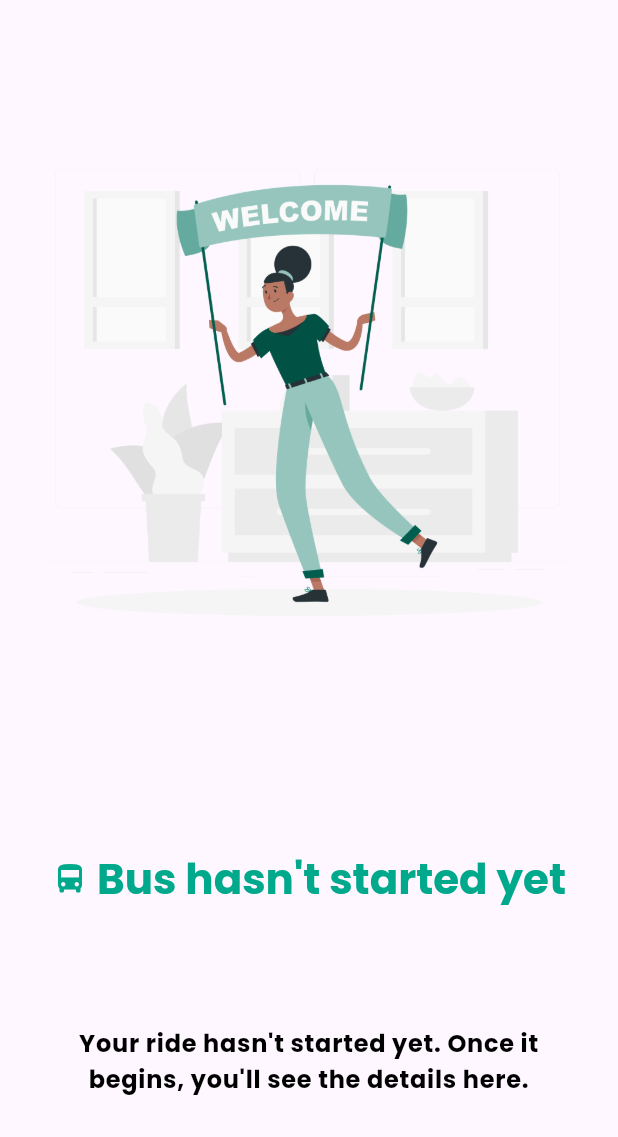
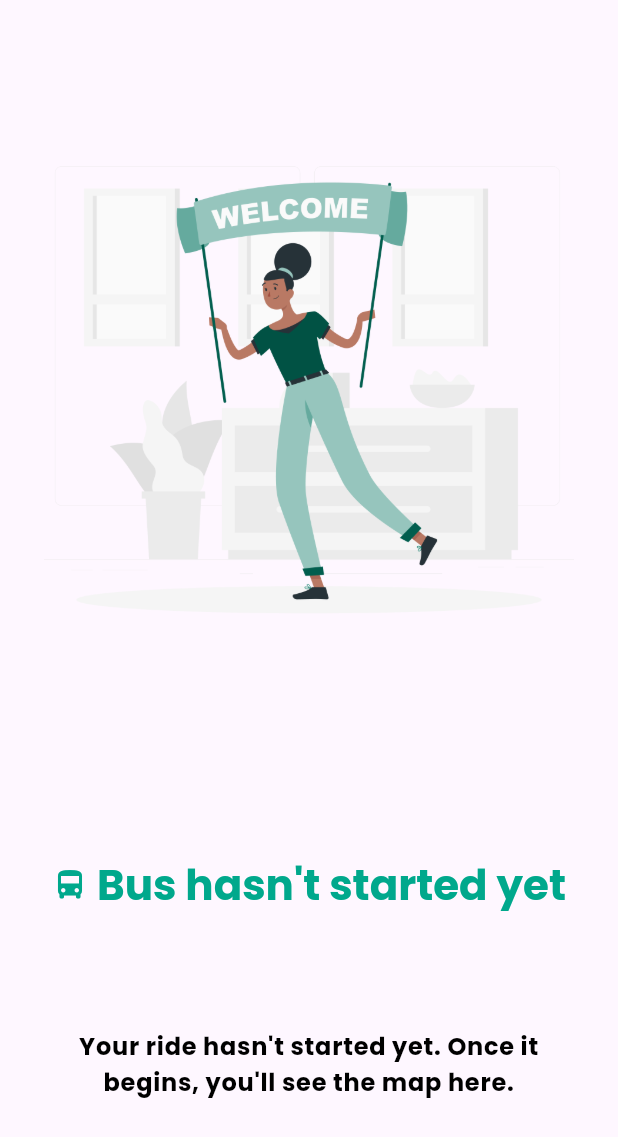
Before and after one commit to itsakhlaqahmed/ubts_fyp, a Flutter app: the RideStatus widget shown alone on an empty page, opened directly, on a phone screen of 412 x 824 dp. Shown: the top 1137 px of the screen. Run offline on Flutter 3.47's test engine with Material 3 defaults, Android fonts, the phone set to English and light mode, and no system bars; our stand-ins replace cloud_firestore, email_validator, firebase_auth, firebase_core, flutter_animate, flutter_native_splash and 7 more; missing offline and left inert: flutter_polyline_points; accounts and stored records are empty; network calls fail.

Commit message:
added rideStatus Screens

```diff
--- a/lib/widgets/home/home_map_card.dart
+++ b/lib/widgets/home/home_map_card.dart
@@ -256,7 +256,7 @@ class _HomeMapCardState extends State<HomeMapCard> {
                             width: 4,
                           ),
                           Text(
-                            rideStarted ? 'ON Route ...' : 'Not started',
+                            rideStarted ? 'On Route ...' : 'Not started',
                             style: TextStyle(
                               fontSize: 14,
                               fontWeight: FontWeight.w900,
--- a/lib/widgets/home/ride_status.dart
+++ b/lib/widgets/home/ride_status.dart
@@ -2,14 +2,20 @@ import 'package:flutter/material.dart';
 import 'package:ubts_fyp/widgets/common/color_theme.dart';
 
 class RideStatus extends StatelessWidget {
-  const RideStatus({super.key});
+  const RideStatus({super.key, this.isEndRideWidget});
 
-  final heading = 'Bus hasn\'t started yet';
-  final messsage =
-      'Your ride hasn\'t started yet. Once it begins, you\'ll see the details here.';
+  final bool? isEndRideWidget;
 
   @override
   Widget build(BuildContext context) {
+    var heading = 'Bus hasn\'t started yet';
+    var messsage =
+        'Your ride hasn\'t started yet. Once it begins, you\'ll see the map here.';
+    if (isEndRideWidget == true) {
+      heading = 'Bus has Arrived ...';
+      messsage =
+          'The bus has arrived it\'s destination. Kindly report any inconveince during the ride to the transportation department';
+    }
     return Column(
       crossAxisAlignment: CrossAxisAlignment.center,
       mainAxisAlignment: MainAxisAlignment.spaceAround,
@@ -20,7 +26,7 @@ class RideStatus extends StatelessWidget {
         SizedBox(
           height: 400,
           child: Image.asset(
-            'assets/welcome.png',
+            'assets/${isEndRideWidget == true ? 'arrived' : 'welcome'}.png',
             fit: BoxFit.cover,
           ),
         ),
@@ -28,14 +34,16 @@ class RideStatus extends StatelessWidget {
         //     ? _getTitleBar()
         //     : _getTitleBarSkeleton(),
         const SizedBox(
-          height: 40,
+          height: 48,
         ),
         Row(
           mainAxisAlignment: MainAxisAlignment.center,
           children: [
             Icon(
               Icons.directions_bus,
-              color: ColorTheme.primaryTint1,
+              color: isEndRideWidget == true
+                  ? Colors.red[600]
+                  : ColorTheme.primaryTint1,
             ),
             const SizedBox(
               width: 6,
@@ -44,7 +52,9 @@ class RideStatus extends StatelessWidget {
               heading,
               style: Theme.of(context).textTheme.titleLarge!.copyWith(
                     fontWeight: FontWeight.bold,
-                    color: ColorTheme.primaryTint1,
+                    color: isEndRideWidget == true
+                        ? Colors.red[600]
+                        : ColorTheme.primaryTint1,
                     fontSize: 28,
                   ),
             ),
```
Also changed, not shown: lib/pages/user/home.dart (+69 -22 lines), lib/services/map_location_service.dart (+8 -6 lines).
